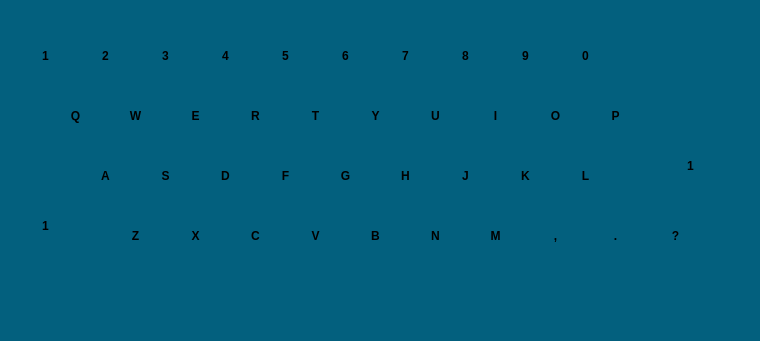
Qt form textkeypad.ui (RISWANAAAA/ASCAN) before a commit.
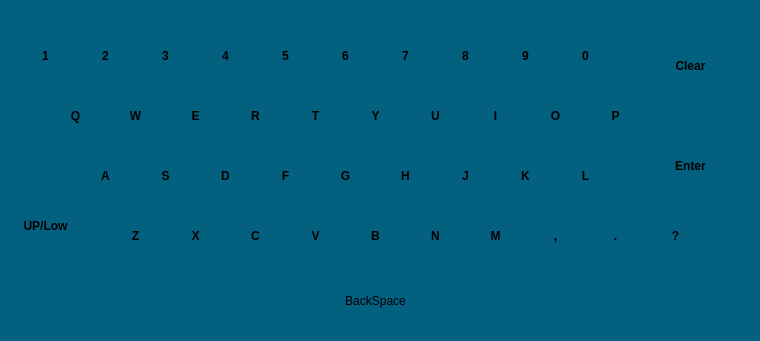
The same form after that commit. Icons and pictures are not drawn.

```diff
--- a/textkeypad.ui
+++ b/textkeypad.ui
@@ -235,7 +235,7 @@
 border:none;</string>
    </property>
    <property name="text">
-    <string/>
+    <string>Clear</string>
    </property>
   </widget>
   <widget class="QPushButton" name="ButQ">
@@ -483,7 +483,7 @@
 border:none;</string>
    </property>
    <property name="text">
-    <string>1</string>
+    <string>Enter</string>
    </property>
   </widget>
   <widget class="QPushButton" name="ButUpper_Lower">
@@ -502,7 +502,7 @@
 border:none;</string>
    </property>
    <property name="text">
-    <string>1</string>
+    <string>UP/Low</string>
    </property>
   </widget>
   <widget class="QPushButton" name="ButA">
@@ -842,7 +842,7 @@
 image: url(:/image/backspacebutton.png);</string>
    </property>
    <property name="text">
-    <string/>
+    <string>BackSpace</string>
    </property>
   </widget>
  </widget>
```
